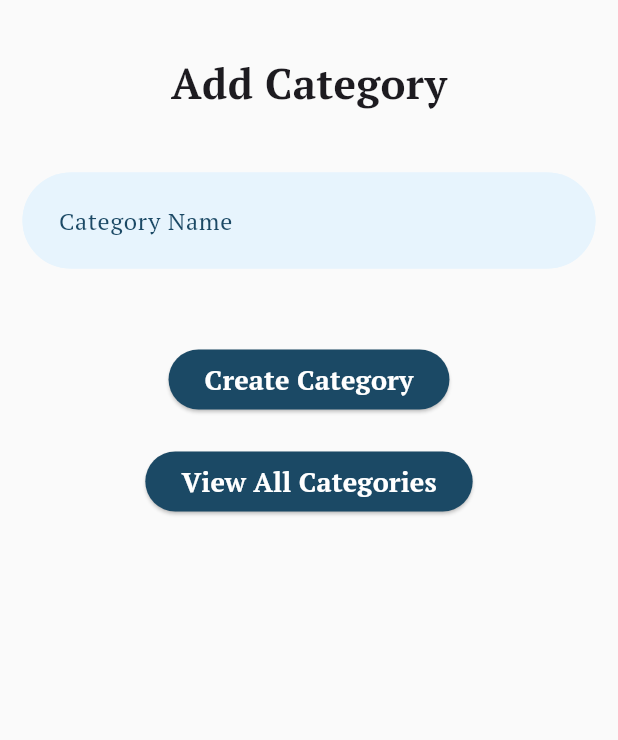
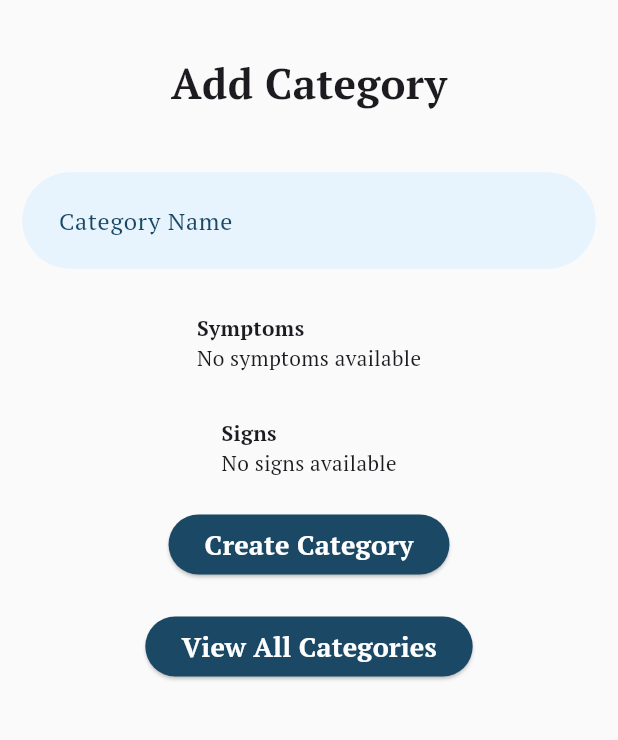
Before and after one commit to harshithlanka3/SAME-3311, a Flutter app: the CategoryCreationPage screen opened directly, on a phone screen of 412 x 824 dp, the part 84-824 px from its top. Run offline on Flutter 3.47's test engine with Material 3 defaults, Android fonts, the phone set to English and light mode, and no system bars; our stand-ins replace firebase_auth, firebase_core, firebase_database, firebase_storage, fluttertoast, image_picker and 1 more; accounts and stored records are empty.

Commit message:
Allow admin to choose signs when adding a category

```diff
--- a/frontend/s_a_m_e/lib/admin/add_category.dart
+++ b/frontend/s_a_m_e/lib/admin/add_category.dart
@@ -18,6 +18,7 @@ class CategoryCreationPageState extends State<CategoryCreationPage> {
   final TextEditingController _categoryNameController = TextEditingController();
   final FirebaseService _firebaseService = FirebaseService();
   List<String> _selectedSymptoms = [];
+  List<String> _selectedSigns = [];
 
   @override
   void dispose() {
@@ -57,7 +58,13 @@ class CategoryCreationPageState extends State<CategoryCreationPage> {
                 ),
               ),
             ),
+
+
             const SizedBox(height: 30),
+            Column(
+              crossAxisAlignment: CrossAxisAlignment.start,
+              children: [
+                const Text('Symptoms', style: TextStyle(fontWeight: FontWeight.bold)),
                 FutureBuilder<List<String>>(
                   future: _firebaseService.getAllSymptoms(),
                   builder: (context, symptomsSnapshot) {
@@ -79,19 +86,60 @@ class CategoryCreationPageState extends State<CategoryCreationPage> {
                               .map((symptom) => MultiSelectItem<String>(
                                   symptom, symptom))
                               .toList(),
-                      title: const Text("Symptoms"),
+                          title: const Text("Select Symptoms"),
                           onConfirm: (values) {
-                        setState(() {
                             _selectedSymptoms = values;
-                        });
                           },
                         );
                       } else {
-                    return const SizedBox(); // Return an empty SizedBox if no symptoms available
+                        return const Text('No symptoms available'); // Return an empty SizedBox if no symptoms available
                       }
                     }
                   },
                 ),
+              ],
+            ),
+
+            const SizedBox(height: 30),
+            Column(
+              crossAxisAlignment: CrossAxisAlignment.start,
+              children: [
+                const Text('Signs', style: TextStyle(fontWeight: FontWeight.bold)),
+                FutureBuilder<List<String>>(
+                  future: _firebaseService.getAllSigns(),
+                  builder: (context, signsSnapshot) {
+                    if (signsSnapshot.connectionState == ConnectionState.waiting) {
+                      return const CircularProgressIndicator();
+                    } else if (signsSnapshot.hasError) {
+                      return Text('Error: ${signsSnapshot.error}');
+                    } else {
+                      List<String>? signs = signsSnapshot.data;
+
+                      if (signs != null && signs.isNotEmpty) {
+                        return MultiSelectDialogField<String>(
+                          backgroundColor: background,
+                          cancelText: const Text('CANCEL', style: TextStyle(fontWeight: FontWeight.bold, color: navy)),
+                          confirmText: const Text('SELECT', style: TextStyle(fontWeight: FontWeight.bold, color: navy)),
+                          unselectedColor: navy,
+                          selectedColor: navy,
+                          items: signs
+                              .map((sign) => MultiSelectItem<String>(
+                                  sign, sign))
+                              .toList(),
+                          title: const Text("Select Signs"),
+                          onConfirm: (values) {
+                            _selectedSigns = values;
+                          },
+                        );
+                      } else {
+                        return const Text('No signs available'); // Return an empty SizedBox if no signs available
+                      }
+                    }
+                  },
+                ),
+              ],
+            ),
+
 
             const SizedBox(height: 20),
             ElevatedButton(
@@ -104,12 +152,18 @@ class CategoryCreationPageState extends State<CategoryCreationPage> {
                   final response = await _firebaseService.addCategory(
                     _categoryNameController.text,
                     _selectedSymptoms,
+                    _selectedSigns,
                   );
                   if (response == 200) {
                     ScaffoldMessenger.of(context).showSnackBar(
                       const SnackBar(
                         content: Text('Category added successfully')),
                     );
+                    setState(() {
+                      _selectedSigns.clear();
+                      _selectedSymptoms.clear();
+                      _categoryNameController.clear();
+                    });
                   } else {
                     ScaffoldMessenger.of(context).showSnackBar(
                       const SnackBar(content: Text('Failed to add category')),
--- a/frontend/s_a_m_e/lib/admin/delete_category.dart
+++ b/frontend/s_a_m_e/lib/admin/delete_category.dart
@@ -87,6 +87,10 @@ class CategoryDeletionPageState extends State<CategoryDeletionPage> {
                       content: Text('Category deleted successfully'),
                     ),
                   );
+                  setState(() {
+                      _selectedCategories.clear();
+
+                  });
                 } else {
                   ScaffoldMessenger.of(context).showSnackBar(
                     const SnackBar(
--- a/frontend/s_a_m_e/lib/user/categories_list.dart
+++ b/frontend/s_a_m_e/lib/user/categories_list.dart
@@ -54,6 +54,7 @@ class CategoriesListPageState extends State<CategoriesListPage> {
                   itemBuilder: (context, index) {
                     Category category = snapshot.data![index];
                     List<String> symptoms = category.symptoms.cast<String>();
+
 
                     return Column(
                       children: <Widget>[
```
Also changed, not shown: frontend/s_a_m_e/lib/firebase/firebase_service.dart (+21 -3 lines). Lines whose indentation alone changed are shown as unchanged.
